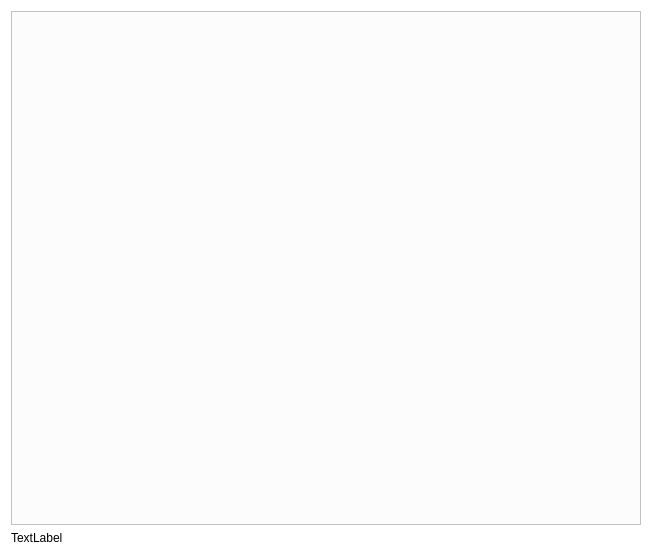
First picture: the form in src/gui/activitywidget.ui, repository nextcloud/desktop, before the edit.
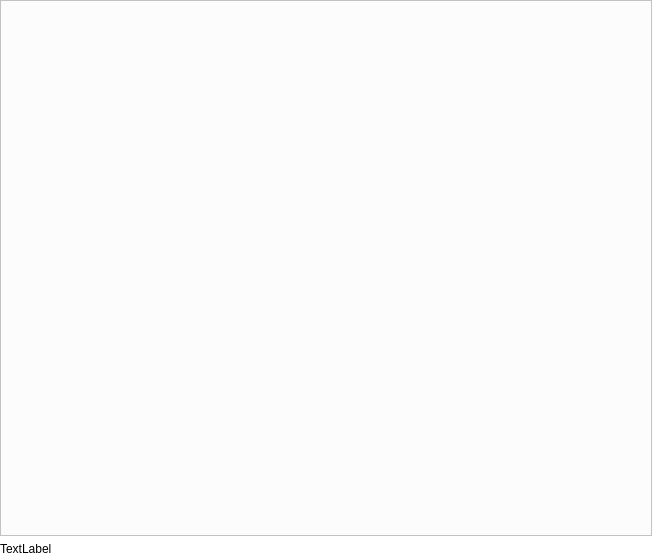
Second picture: the form after the edit.

Commit message:
ActivityWidget: remove double margins
To align margins with the account settings tab, so the content doesn't
jump when switching tabs.

```diff
--- a/src/gui/activitywidget.ui
+++ b/src/gui/activitywidget.ui
@@ -81,6 +81,18 @@
    <property name="sizeConstraint">
     <enum>QLayout::SetDefaultConstraint</enum>
    </property>
+   <property name="leftMargin">
+    <number>0</number>
+   </property>
+   <property name="topMargin">
+    <number>0</number>
+   </property>
+   <property name="rightMargin">
+    <number>0</number>
+   </property>
+   <property name="bottomMargin">
+    <number>0</number>
+   </property>
    <item>
     <widget class="QListView" name="_activityList">
      <property name="sizePolicy">
```
